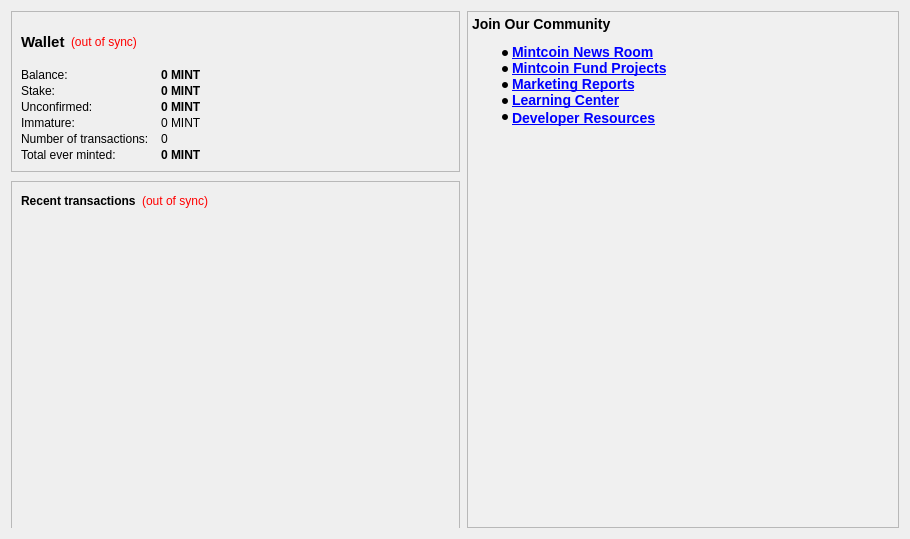
The window that src/qt/forms/overviewpage.ui (MintcoinCommunity/Mintcoin-Desktop-Wallet) describes before a commit, drawn with Qt 5.
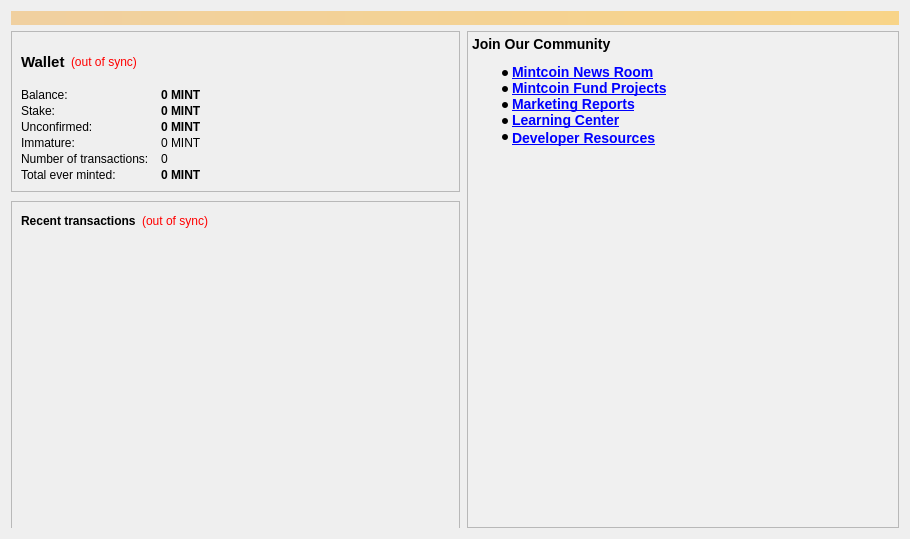
The same window after the commit. Icons and pictures are not drawn.

The edit to the form file:
```diff
--- a/src/qt/forms/overviewpage.ui
+++ b/src/qt/forms/overviewpage.ui
@@ -19,7 +19,25 @@
   <property name="windowTitle">
    <string>Form</string>
   </property>
-  <layout class="QHBoxLayout" name="horizontalLayout" stretch="0,1">
+  <layout class="QVBoxLayout" name="topLayout">
+  <item>
+   <widget class="QLabel" name="labelAlerts">
+    <property name="visible">
+     <bool>false</bool>
+    </property>
+    <property name="styleSheet">
+     <string notr="true">background-color: qlineargradient(x1: 0, y1: 0, x2: 1, y2: 0, stop:0 #F0D0A0, stop:1 #F8D488);  color:#000000</string>
+    </property>
+    <property name="wordWrap">
+     <bool>true</bool>
+    </property>
+    <property name="margin">
+     <number>3</number>
+    </property>
+   </widget>
+  </item>
+  <item>
+  <layout class="QHBoxLayout" name="horizontalLayout" stretch="1,1">
    <item>
     <widget class="QFrame" name="walletFrame">
      <property name="sizePolicy">
@@ -378,6 +396,8 @@
     </layout>
    </item>
   </layout>
+  </item>
+ </layout>
  </widget>
  <resources/>
  <connections/>
```
